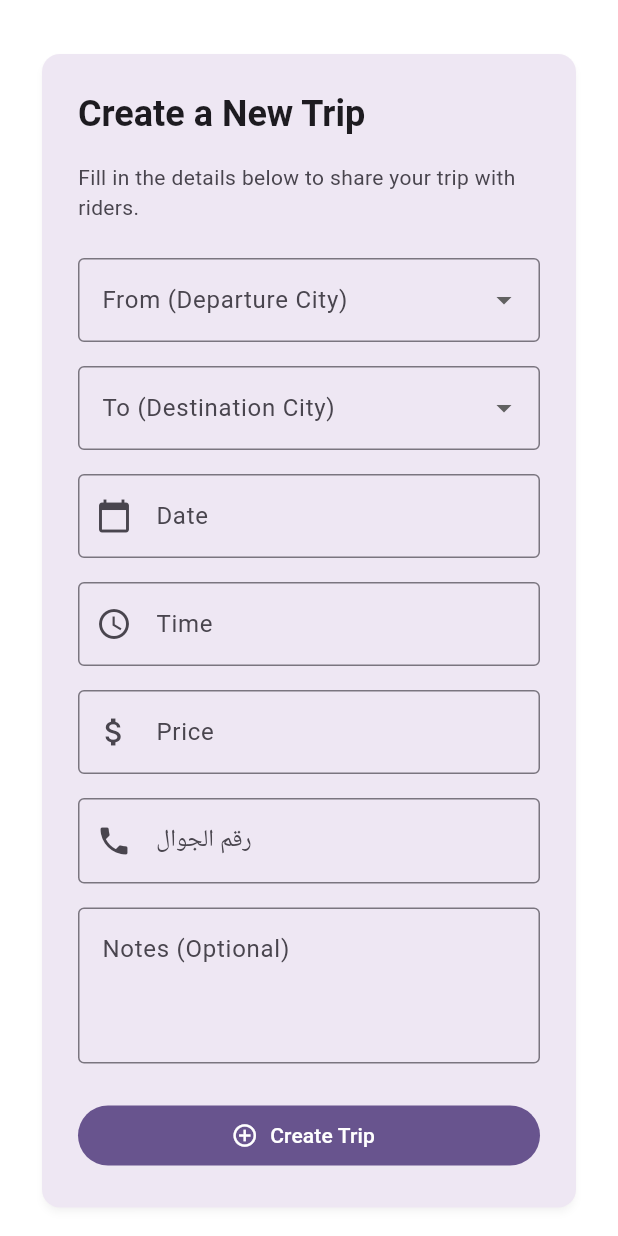
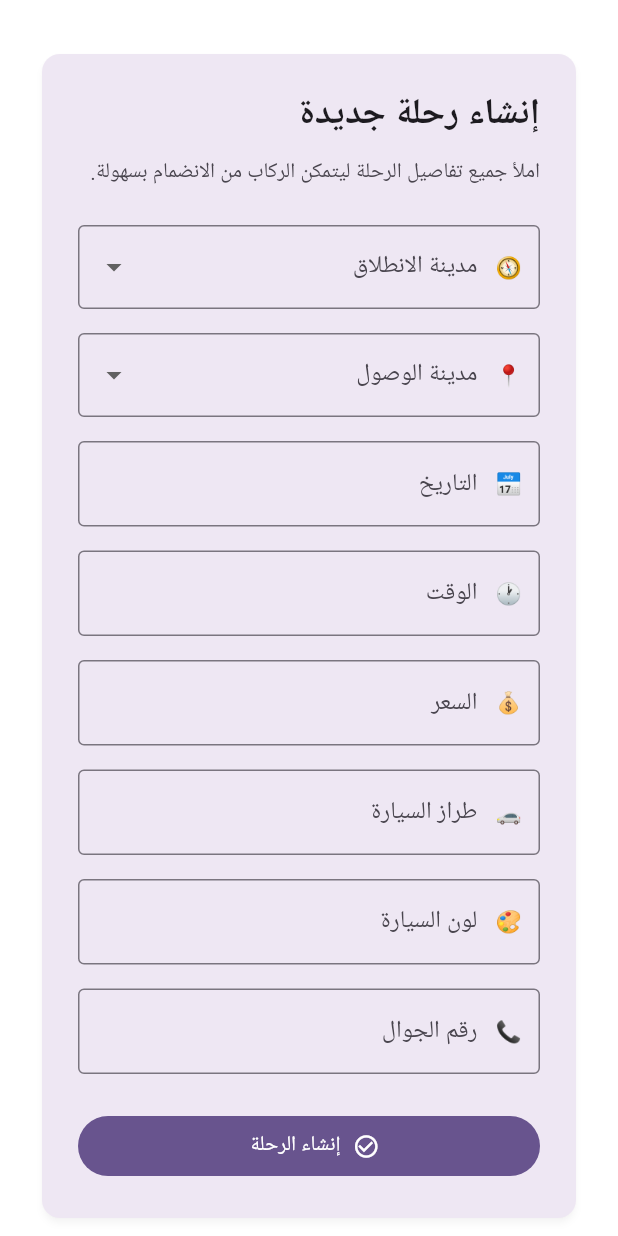
Before and after one commit to MohammadAQ/Ride, a Flutter app: the CreateTripScreen screen opened directly, on a phone screen of 412 x 824 dp. Run offline on Flutter 3.47's test engine with Material 3 defaults, Android fonts, the phone set to English and light mode, and no system bars; our stand-ins replace cloud_firestore, firebase_auth, firebase_core; missing offline and left inert: dart:html; accounts and stored records are empty.

Commit message:
Enhance create trip form with full trip details

```diff
--- a/lib/screens/create_trip_screen.dart
+++ b/lib/screens/create_trip_screen.dart
@@ -1,6 +1,7 @@
 import 'package:cloud_firestore/cloud_firestore.dart';
 import 'package:firebase_auth/firebase_auth.dart';
 import 'package:flutter/material.dart';
+import 'package:flutter/services.dart';
 
 class CreateTripScreen extends StatefulWidget {
   const CreateTripScreen({super.key, this.showAppBar = true});
@@ -30,8 +31,9 @@ class _CreateTripScreenState extends State<CreateTripScreen> {
   final TextEditingController _dateController = TextEditingController();
   final TextEditingController _timeController = TextEditingController();
   final TextEditingController _priceController = TextEditingController();
+  final TextEditingController _carModelController = TextEditingController();
+  final TextEditingController _carColorController = TextEditingController();
   final TextEditingController _phoneController = TextEditingController();
-  final TextEditingController _notesController = TextEditingController();
 
   String? _fromCity;
   String? _toCity;
@@ -44,8 +46,9 @@ class _CreateTripScreenState extends State<CreateTripScreen> {
     _dateController.dispose();
     _timeController.dispose();
     _priceController.dispose();
+    _carModelController.dispose();
+    _carColorController.dispose();
     _phoneController.dispose();
-    _notesController.dispose();
     super.dispose();
   }
 
@@ -121,7 +124,7 @@ class _CreateTripScreenState extends State<CreateTripScreen> {
       if (!context.mounted) return;
       ScaffoldMessenger.of(context).showSnackBar(
         const SnackBar(
-          content: Text('You must be logged in to create a trip.'),
+          content: Text('يجب تسجيل الدخول لإنشاء رحلة.'),
           backgroundColor: Colors.redAccent,
         ),
       );
@@ -133,7 +136,7 @@ class _CreateTripScreenState extends State<CreateTripScreen> {
       if (!context.mounted) return;
       ScaffoldMessenger.of(context).showSnackBar(
         const SnackBar(
-          content: Text('Please choose a valid date.'),
+          content: Text('يرجى اختيار تاريخ صالح للرحلة.'),
           backgroundColor: Colors.redAccent,
         ),
       );
@@ -145,7 +148,7 @@ class _CreateTripScreenState extends State<CreateTripScreen> {
       if (!context.mounted) return;
       ScaffoldMessenger.of(context).showSnackBar(
         const SnackBar(
-          content: Text('Please choose a valid time.'),
+          content: Text('يرجى اختيار وقت صالح للرحلة.'),
           backgroundColor: Colors.redAccent,
         ),
       );
@@ -154,25 +157,17 @@ class _CreateTripScreenState extends State<CreateTripScreen> {
 
     final String? fromCity = _fromCity;
     final String? toCity = _toCity;
-    final double? price = double.tryParse(_priceController.text.trim());
+    final double? price =
+        double.tryParse(_priceController.text.trim().replaceAll(',', '.'));
+    final String carModel = _carModelController.text.trim();
+    final String carColor = _carColorController.text.trim();
     final String phoneNumber = _phoneController.text.trim();
     if (price == null) {
       // Should not happen because validator already checks this, but guard anyway.
       if (!context.mounted) return;
       ScaffoldMessenger.of(context).showSnackBar(
         const SnackBar(
-          content: Text('Please enter a valid numeric price.'),
-          backgroundColor: Colors.redAccent,
-        ),
-      );
-      return;
-    }
-
-    if (phoneNumber.isEmpty) {
-      if (!context.mounted) return;
-      ScaffoldMessenger.of(context).showSnackBar(
-        const SnackBar(
-          content: Text('Please provide a valid phone number.'),
+          content: Text('يرجى إدخال سعر صالح.'),
           backgroundColor: Colors.redAccent,
         ),
       );
@@ -183,7 +178,7 @@ class _CreateTripScreenState extends State<CreateTripScreen> {
       if (!context.mounted) return;
       ScaffoldMessenger.of(context).showSnackBar(
         const SnackBar(
-          content: Text('Please select both departure and destination cities.'),
+          content: Text('يرجى اختيار مدينتي الانطلاق والوصول.'),
           backgroundColor: Colors.redAccent,
         ),
       );
@@ -194,7 +189,7 @@ class _CreateTripScreenState extends State<CreateTripScreen> {
       if (!context.mounted) return;
       ScaffoldMessenger.of(context).showSnackBar(
         const SnackBar(
-          content: Text('Departure and destination must be different.'),
+          content: Text('يجب أن تكون مدينتا الانطلاق والوصول مختلفتين.'),
           backgroundColor: Colors.redAccent,
         ),
       );
@@ -206,24 +201,16 @@ class _CreateTripScreenState extends State<CreateTripScreen> {
     });
 
     try {
-      final String notes = _notesController.text.trim();
-      final DateTime departureDateTime = DateTime(
-        date.year,
-        date.month,
-        date.day,
-        time.hour,
-        time.minute,
-      );
-
       await FirebaseFirestore.instance.collection('trips').add({
-        'from': fromCity,
-        'to': toCity,
-        'date': Timestamp.fromDate(departureDateTime),
+        'fromCity': fromCity,
+        'toCity': toCity,
+        'date': _formatDate(date),
+        'time': _formatTime(time),
         'price': price,
-        'time': _formatTime(time),
+        'driverName': user.displayName ?? 'سائق بدون اسم',
+        'carModel': carModel,
+        'carColor': carColor,
         'phoneNumber': phoneNumber,
-        if (notes.isNotEmpty) 'notes': notes,
-        'driverId': user.uid,
         'createdAt': FieldValue.serverTimestamp(),
       });
 
@@ -231,7 +218,7 @@ class _CreateTripScreenState extends State<CreateTripScreen> {
 
       ScaffoldMessenger.of(context).showSnackBar(
         const SnackBar(
-          content: Text('Trip created successfully!'),
+          content: Text('تم إنشاء الرحلة بنجاح ✅'),
         ),
       );
 
@@ -245,8 +232,9 @@ class _CreateTripScreenState extends State<CreateTripScreen> {
       _dateController.clear();
       _timeController.clear();
       _priceController.clear();
+      _carModelController.clear();
+      _carColorController.clear();
       _phoneController.clear();
-      _notesController.clear();
 
       await Future<void>.delayed(const Duration(milliseconds: 300));
       if (!context.mounted) return;
@@ -258,7 +246,7 @@ class _CreateTripScreenState extends State<CreateTripScreen> {
       if (!context.mounted) return;
       ScaffoldMessenger.of(context).showSnackBar(
         SnackBar(
-          content: Text('Failed to create trip: ${error.message ?? 'Unknown error'}'),
+          content: Text('فشل إنشاء الرحلة: ${error.message ?? 'خطأ غير معروف'}'),
           backgroundColor: Colors.redAccent,
         ),
       );
@@ -286,6 +274,8 @@ class _CreateTripScreenState extends State<CreateTripScreen> {
               surfaceTintColor: colorScheme.surfaceTint,
               child: Padding(
                 padding: const EdgeInsets.all(24),
+                child: Directionality(
+                  textDirection: TextDirection.rtl,
                   child: Form(
                     key: _formKey,
                     child: Column(
@@ -293,15 +283,16 @@ class _CreateTripScreenState extends State<CreateTripScreen> {
                       crossAxisAlignment: CrossAxisAlignment.stretch,
                       children: [
                         Text(
-                        'Create a New Trip',
-                        textAlign: TextAlign.start,
+                          'إنشاء رحلة جديدة',
+                          textAlign: TextAlign.right,
                           style: theme.textTheme.headlineSmall?.copyWith(
                             fontWeight: FontWeight.w600,
                           ),
                         ),
-                      const SizedBox(height: 16),
+                        const SizedBox(height: 12),
                         Text(
-                        'Fill in the details below to share your trip with riders.',
+                          'املأ جميع تفاصيل الرحلة ليتمكن الركاب من الانضمام بسهولة.',
+                          textAlign: TextAlign.right,
                           style: theme.textTheme.bodyMedium?.copyWith(
                             color: colorScheme.onSurfaceVariant,
                           ),
@@ -309,17 +300,26 @@ class _CreateTripScreenState extends State<CreateTripScreen> {
                         const SizedBox(height: 24),
                         DropdownButtonFormField<String>(
                           value: _fromCity,
+                          isExpanded: true,
                           items: _cities
                               .map(
                                 (city) => DropdownMenuItem<String>(
                                   value: city,
+                                  child: Align(
+                                    alignment: AlignmentDirectional.centerStart,
                                     child: Text(city),
+                                  ),
                                 ),
                               )
                               .toList(),
                           decoration: const InputDecoration(
-                          labelText: 'From (Departure City)',
+                            labelText: 'مدينة الانطلاق',
                             border: OutlineInputBorder(),
+                            prefixIcon: Padding(
+                              padding: EdgeInsetsDirectional.only(start: 12, end: 8),
+                              child: Text('🧭'),
+                            ),
+                            prefixIconConstraints: BoxConstraints(minWidth: 0, minHeight: 0),
                           ),
                           onChanged: (value) {
                             setState(() {
@@ -328,7 +328,7 @@ class _CreateTripScreenState extends State<CreateTripScreen> {
                           },
                           validator: (value) {
                             if (value == null || value.isEmpty) {
-                            return 'Please select a departure city.';
+                              return 'يرجى اختيار مدينة الانطلاق';
                             }
                             return null;
                           },
@@ -336,17 +336,26 @@ class _CreateTripScreenState extends State<CreateTripScreen> {
                         const SizedBox(height: 16),
                         DropdownButtonFormField<String>(
                           value: _toCity,
+                          isExpanded: true,
                           items: _cities
                               .map(
                                 (city) => DropdownMenuItem<String>(
                                   value: city,
+                                  child: Align(
+                                    alignment: AlignmentDirectional.centerStart,
                                     child: Text(city),
+                                  ),
                                 ),
                               )
                               .toList(),
                           decoration: const InputDecoration(
-                          labelText: 'To (Destination City)',
+                            labelText: 'مدينة الوصول',
                             border: OutlineInputBorder(),
+                            prefixIcon: Padding(
+                              padding: EdgeInsetsDirectional.only(start: 12, end: 8),
+                              child: Text('📍'),
+                            ),
+                            prefixIconConstraints: BoxConstraints(minWidth: 0, minHeight: 0),
                           ),
                           onChanged: (value) {
                             setState(() {
@@ -355,10 +364,10 @@ class _CreateTripScreenState extends State<CreateTripScreen> {
                           },
                           validator: (value) {
                             if (value == null || value.isEmpty) {
-                            return 'Please select a destination city.';
+                              return 'يرجى اختيار مدينة الوصول';
                             }
                             if (value == _fromCity) {
-                            return 'Departure and destination must be different.';
+                              return 'يجب أن تكون مدينة الوصول مختلفة عن مدينة الانطلاق';
                             }
                             return null;
                           },
@@ -368,15 +377,19 @@ class _CreateTripScreenState extends State<CreateTripScreen> {
                           controller: _dateController,
                           readOnly: true,
                           decoration: const InputDecoration(
-                          labelText: 'Date',
-                          hintText: 'Select trip date',
-                          prefixIcon: Icon(Icons.calendar_today),
+                            labelText: 'التاريخ',
+                            hintText: 'اختر تاريخ الرحلة',
                             border: OutlineInputBorder(),
+                            prefixIcon: Padding(
+                              padding: EdgeInsetsDirectional.only(start: 12, end: 8),
+                              child: Text('📅'),
+                            ),
+                            prefixIconConstraints: BoxConstraints(minWidth: 0, minHeight: 0),
                           ),
                           onTap: _pickDate,
                           validator: (value) {
                             if (_selectedDate == null) {
-                            return 'Please choose a valid date.';
+                              return 'يرجى اختيار تاريخ الرحلة';
                             }
                             return null;
                           },
@@ -386,15 +399,19 @@ class _CreateTripScreenState extends State<CreateTripScreen> {
                           controller: _timeController,
                           readOnly: true,
                           decoration: const InputDecoration(
-                          labelText: 'Time',
-                          hintText: 'Select trip time',
-                          prefixIcon: Icon(Icons.access_time),
+                            labelText: 'الوقت',
+                            hintText: 'اختر وقت الرحلة',
                             border: OutlineInputBorder(),
+                            prefixIcon: Padding(
+                              padding: EdgeInsetsDirectional.only(start: 12, end: 8),
+                              child: Text('🕐'),
+                            ),
+                            prefixIconConstraints: BoxConstraints(minWidth: 0, minHeight: 0),
                           ),
                           onTap: _pickTime,
                           validator: (value) {
                             if (_selectedTime == null) {
-                            return 'Please choose a valid time.';
+                              return 'يرجى اختيار وقت الرحلة';
                             }
                             return null;
                           },
@@ -405,19 +422,68 @@ class _CreateTripScreenState extends State<CreateTripScreen> {
                           keyboardType: const TextInputType.numberWithOptions(
                             decimal: true,
                           ),
+                          inputFormatters: <TextInputFormatter>[
+                            FilteringTextInputFormatter.allow(RegExp(r'[0-9.,]')),
+                          ],
                           decoration: const InputDecoration(
-                          labelText: 'Price',
-                          hintText: 'Enter trip price',
-                          prefixIcon: Icon(Icons.attach_money),
+                            labelText: 'السعر',
+                            hintText: 'أدخل سعر الرحلة',
                             border: OutlineInputBorder(),
+                            prefixIcon: Padding(
+                              padding: EdgeInsetsDirectional.only(start: 12, end: 8),
+                              child: Text('💰'),
+                            ),
+                            prefixIconConstraints: BoxConstraints(minWidth: 0, minHeight: 0),
                           ),
                           validator: (value) {
                             if (value == null || value.trim().isEmpty) {
-                            return 'Please enter a price.';
+                              return 'يرجى إدخال السعر';
                             }
-                          final price = double.tryParse(value.trim());
+                            final price = double.tryParse(value.trim().replaceAll(',', '.'));
                             if (price == null || price <= 0) {
-                            return 'Enter a valid positive number.';
+                              return 'أدخل رقمًا صحيحًا أكبر من صفر';
+                            }
+                            return null;
+                          },
+                        ),
+                        const SizedBox(height: 16),
+                        TextFormField(
+                          controller: _carModelController,
+                          textInputAction: TextInputAction.next,
+                          decoration: const InputDecoration(
+                            labelText: 'طراز السيارة',
+                            hintText: 'مثال: Kia Sportage 2021',
+                            border: OutlineInputBorder(),
+                            prefixIcon: Padding(
+                              padding: EdgeInsetsDirectional.only(start: 12, end: 8),
+                              child: Text('🚗'),
+                            ),
+                            prefixIconConstraints: BoxConstraints(minWidth: 0, minHeight: 0),
+                          ),
+                          validator: (value) {
+                            if (value == null || value.trim().isEmpty) {
+                              return 'يرجى إدخال طراز السيارة';
+                            }
+                            return null;
+                          },
+                        ),
+                        const SizedBox(height: 16),
+                        TextFormField(
+                          controller: _carColorController,
+                          textInputAction: TextInputAction.next,
+                          decoration: const InputDecoration(
+                            labelText: 'لون السيارة',
+                            hintText: 'مثال: أسود',
+                            border: OutlineInputBorder(),
+                            prefixIcon: Padding(
+                              padding: EdgeInsetsDirectional.only(start: 12, end: 8),
+                              child: Text('🎨'),
+                            ),
+                            prefixIconConstraints: BoxConstraints(minWidth: 0, minHeight: 0),
+                          ),
+                          validator: (value) {
+                            if (value == null || value.trim().isEmpty) {
+                              return 'يرجى إدخال لون السيارة';
                             }
                             return null;
                           },
@@ -426,29 +492,25 @@ class _CreateTripScreenState extends State<CreateTripScreen> {
                         TextFormField(
                           controller: _phoneController,
                           keyboardType: TextInputType.phone,
-                        textDirection: TextDirection.rtl,
                           decoration: const InputDecoration(
                             labelText: 'رقم الجوال',
                             hintText: 'أدخل رقم التواصل مع السائق',
-                          prefixIcon: Icon(Icons.phone),
                             border: OutlineInputBorder(),
+                            prefixIcon: Padding(
+                              padding: EdgeInsetsDirectional.only(start: 12, end: 8),
+                              child: Text('📞'),
+                            ),
+                            prefixIconConstraints: BoxConstraints(minWidth: 0, minHeight: 0),
                           ),
                           validator: (value) {
                             if (value == null || value.trim().isEmpty) {
                               return 'الرجاء إدخال رقم الجوال';
                             }
+                            if (value.trim().length < 6) {
+                              return 'رقم الجوال المدخل غير صالح';
+                            }
                             return null;
                           },
-                      ),
-                      const SizedBox(height: 16),
-                      TextFormField(
-                        controller: _notesController,
-                        maxLines: 3,
-                        decoration: const InputDecoration(
-                          labelText: 'Notes (Optional)',
-                          alignLabelWithHint: true,
-                          border: OutlineInputBorder(),
-                        ),
                         ),
                         const SizedBox(height: 24),
                         FilledButton.icon(
@@ -459,10 +521,11 @@ class _CreateTripScreenState extends State<CreateTripScreen> {
                                   height: 20,
                                   child: CircularProgressIndicator(strokeWidth: 2),
                                 )
-                            : const Icon(Icons.add_circle_outline),
-                        label: Text(_isSubmitting ? 'Creating Trip...' : 'Create Trip'),
+                              : const Icon(Icons.check_circle_outline),
+                          label: Text(_isSubmitting ? 'جاري إنشاء الرحلة...' : 'إنشاء الرحلة'),
                         ),
                       ],
+                    ),
                   ),
                 ),
               ),
@@ -483,7 +546,7 @@ class _CreateTripScreenState extends State<CreateTripScreen> {
 
     return Scaffold(
       appBar: AppBar(
-        title: const Text('Create Trip'),
+        title: const Text('إنشاء رحلة'),
       ),
       body: _buildBody(),
     );
```
Lines whose indentation alone changed are shown as unchanged.
